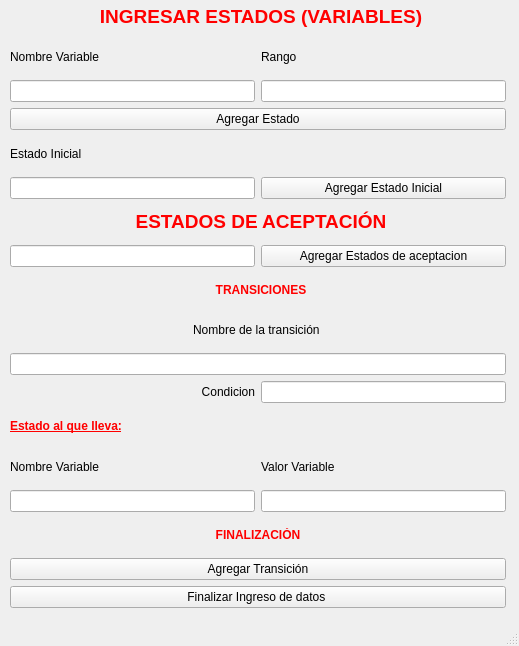
The window that VentanaMain.ui (Python-projects-UCaldas/automatas) describes before a commit, drawn with Qt 5.
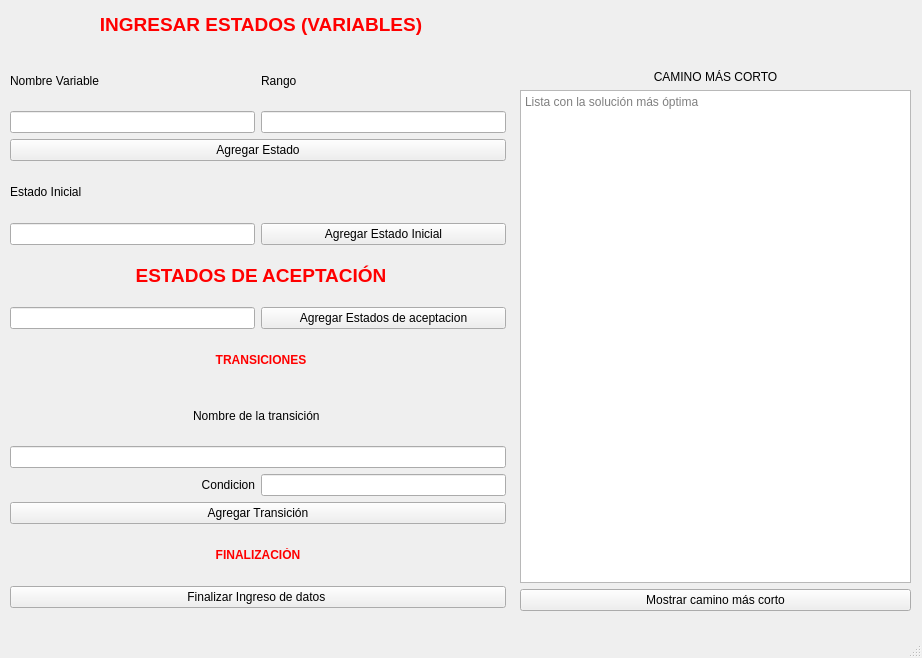
The same window after the commit.

Commit message: Camino mas optimo

```diff
--- a/VentanaMain.ui
+++ b/VentanaMain.ui
@@ -6,8 +6,8 @@
    <rect>
     <x>0</x>
     <y>0</y>
-    <width>519</width>
-    <height>646</height>
+    <width>922</width>
+    <height>658</height>
    </rect>
   </property>
   <property name="windowTitle">
@@ -24,6 +24,13 @@
      </rect>
     </property>
     <layout class="QGridLayout" name="gridLayout">
+     <item row="15" column="1" colspan="2">
+      <widget class="QPushButton" name="btAgregarTransicion">
+       <property name="text">
+        <string>Agregar Transición</string>
+       </property>
+      </widget>
+     </item>
      <item row="5" column="2">
       <widget class="QPushButton" name="btEstadoInicial">
        <property name="text">
@@ -31,6 +38,19 @@
        </property>
       </widget>
      </item>
+     <item row="2" column="2">
+      <widget class="QLineEdit" name="rango"/>
+     </item>
+     <item row="17" column="1" colspan="2">
+      <widget class="QLabel" name="label_6">
+       <property name="text">
+        <string>&lt;html&gt;&lt;head/&gt;&lt;body&gt;&lt;p align=&quot;center&quot;&gt;&lt;span style=&quot; font-weight:600; color:#ff0000;&quot;&gt;FINALIZACIÓN&lt;/span&gt;&lt;/p&gt;&lt;/body&gt;&lt;/html&gt;</string>
+       </property>
+      </widget>
+     </item>
+     <item row="14" column="2">
+      <widget class="QLineEdit" name="txtCondicion"/>
+     </item>
      <item row="14" column="1">
       <widget class="QLabel" name="lbCondicion">
        <property name="text">
@@ -41,19 +61,12 @@
        </property>
       </widget>
      </item>
-     <item row="14" column="2">
-      <widget class="QLineEdit" name="txtCondicion"/>
-     </item>
-     <item row="20" column="1" colspan="2">
-      <widget class="QPushButton" name="btAgregarTransicion">
-       <property name="text">
-        <string>Agregar Transición</string>
-       </property>
-      </widget>
-     </item>
      <item row="12" column="1" colspan="2">
       <widget class="QLineEdit" name="txtNombreT"/>
      </item>
+     <item row="2" column="1">
+      <widget class="QLineEdit" name="nombreVariable"/>
+     </item>
      <item row="8" column="2">
       <widget class="QPushButton" name="btEstadoAceptacion">
        <property name="text">
@@ -61,18 +74,8 @@
        </property>
       </widget>
      </item>
-     <item row="2" column="1">
-      <widget class="QLineEdit" name="nombreVariable"/>
-     </item>
-     <item row="15" column="1" colspan="2">
-      <widget class="QLabel" name="label_4">
-       <property name="text">
-        <string>&lt;html&gt;&lt;head/&gt;&lt;body&gt;&lt;p&gt;&lt;span style=&quot; font-weight:600; text-decoration: underline; color:#ff0000;&quot;&gt;Estado al que lleva:&lt;/span&gt;&lt;/p&gt;&lt;/body&gt;&lt;/html&gt;</string>
-       </property>
-       <property name="alignment">
-        <set>Qt::AlignLeading|Qt::AlignLeft|Qt::AlignVCenter</set>
-       </property>
-      </widget>
+     <item row="8" column="1">
+      <widget class="QLineEdit" name="txtAceptacion"/>
      </item>
      <item row="1" column="2">
       <widget class="QLabel" name="label_2">
@@ -81,7 +84,10 @@
        </property>
       </widget>
      </item>
-     <item row="21" column="1" colspan="2">
+     <item row="5" column="1">
+      <widget class="QLineEdit" name="txtInicial"/>
+     </item>
+     <item row="19" column="1" colspan="2">
       <widget class="QPushButton" name="btFin">
        <property name="text">
         <string>Finalizar Ingreso de datos </string>
@@ -95,9 +101,6 @@
        </property>
       </widget>
      </item>
-     <item row="8" column="1">
-      <widget class="QLineEdit" name="txtAceptacion"/>
-     </item>
      <item row="7" column="1" colspan="3">
       <widget class="QLabel" name="lbEAceptacion">
        <property name="text">
@@ -108,9 +111,6 @@
        </property>
       </widget>
      </item>
-     <item row="5" column="1">
-      <widget class="QLineEdit" name="txtInicial"/>
-     </item>
      <item row="10" column="1" colspan="3">
       <widget class="QLabel" name="lbTransicion">
        <property name="text">
@@ -146,36 +146,42 @@
        </property>
       </widget>
      </item>
-     <item row="19" column="1" colspan="2">
-      <widget class="QLabel" name="label_6">
+    </layout>
+   </widget>
+   <widget class="QWidget" name="verticalLayoutWidget">
+    <property name="geometry">
+     <rect>
+      <x>520</x>
+      <y>70</y>
+      <width>391</width>
+      <height>541</height>
+     </rect>
+    </property>
+    <layout class="QVBoxLayout" name="verticalLayout">
+     <item>
+      <widget class="QLabel" name="label_7">
        <property name="text">
-        <string>&lt;html&gt;&lt;head/&gt;&lt;body&gt;&lt;p align=&quot;center&quot;&gt;&lt;span style=&quot; font-weight:600; color:#ff0000;&quot;&gt;FINALIZACIÓN&lt;/span&gt;&lt;/p&gt;&lt;/body&gt;&lt;/html&gt;</string>
+        <string>CAMINO MÁS CORTO</string>
        </property>
+       <property name="alignment">
+        <set>Qt::AlignCenter</set>
+       </property>
       </widget>
      </item>
-     <item row="16" column="2">
-      <widget class="QLabel" name="label_5">
-       <property name="text">
-        <string>Valor Variable</string>
+     <item>
+      <widget class="QTextBrowser" name="caminoSolucion">
+       <property name="placeholderText">
+        <string>Lista con la solución más óptima</string>
        </property>
       </widget>
      </item>
-     <item row="2" column="2">
-      <widget class="QLineEdit" name="rango"/>
-     </item>
-     <item row="17" column="2">
-      <widget class="QLineEdit" name="valorVresultado"/>
-     </item>
-     <item row="16" column="1">
-      <widget class="QLabel" name="label_3">
+     <item>
+      <widget class="QPushButton" name="solucion">
        <property name="text">
-        <string>Nombre Variable</string>
+        <string>Mostrar camino más corto</string>
        </property>
       </widget>
      </item>
-     <item row="17" column="1">
-      <widget class="QLineEdit" name="nombreVresultado"/>
-     </item>
     </layout>
    </widget>
   </widget>
@@ -184,7 +190,7 @@
     <rect>
      <x>0</x>
      <y>0</y>
-     <width>519</width>
+     <width>922</width>
      <height>22</height>
     </rect>
    </property>
```
The commit also changes 5 other files.
